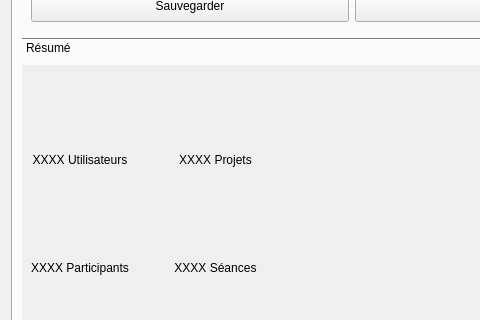
Old version of the form client/src/editors/SiteWidget.ui in the repository introlab/openteraplus; both pictures show x 0 to 480 and y 99 to 419 of the 704 by 574 pixel window.
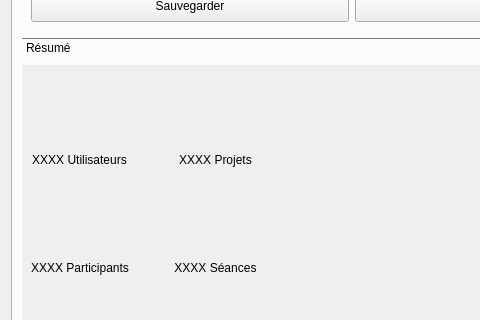
New version of the form. Icons and pictures are not drawn. Custom widgets are drawn as their Qt base class.

Commit message: Refs #1. Started ProjectWidget UI modifications.

The edit to the form file:
```diff
--- a/client/src/editors/SiteWidget.ui
+++ b/client/src/editors/SiteWidget.ui
@@ -295,7 +295,15 @@
            <verstretch>0</verstretch>
           </sizepolicy>
          </property>
-         <widget class="QWidget" name="grpSummaryPage1" native="true">
+         <widget class="QWidget" name="grpSummaryPage1">
+          <property name="geometry">
+           <rect>
+            <x>0</x>
+            <y>0</y>
+            <width>668</width>
+            <height>383</height>
+           </rect>
+          </property>
           <attribute name="label">
            <string>Résumé</string>
           </attribute>
@@ -308,7 +316,7 @@
              <property name="verticalSpacing">
               <number>15</number>
              </property>
-             <item row="1" column="0">
+             <item row="1" column="0" alignment="Qt::AlignHCenter">
               <widget class="QLabel" name="lblUsers">
                <property name="sizePolicy">
                 <sizepolicy hsizetype="Preferred" vsizetype="Maximum">
@@ -324,7 +332,7 @@
                </property>
               </widget>
              </item>
-             <item row="2" column="0">
+             <item row="2" column="0" alignment="Qt::AlignHCenter">
               <widget class="QLabel" name="icoParticipant">
                <property name="sizePolicy">
                 <sizepolicy hsizetype="Fixed" vsizetype="Fixed">
@@ -387,7 +395,7 @@
                </property>
               </widget>
              </item>
-             <item row="0" column="1">
+             <item row="0" column="1" alignment="Qt::AlignHCenter">
               <widget class="QLabel" name="icoProjects">
                <property name="sizePolicy">
                 <sizepolicy hsizetype="Fixed" vsizetype="Fixed">
@@ -434,7 +442,7 @@
                </property>
               </widget>
              </item>
-             <item row="2" column="1">
+             <item row="2" column="1" alignment="Qt::AlignHCenter">
               <widget class="QLabel" name="icoSessions">
                <property name="sizePolicy">
                 <sizepolicy hsizetype="Fixed" vsizetype="Fixed">
@@ -465,7 +473,7 @@
                </property>
               </widget>
              </item>
-             <item row="0" column="0">
+             <item row="0" column="0" alignment="Qt::AlignHCenter">
               <widget class="QLabel" name="icoUsers">
                <property name="sizePolicy">
                 <sizepolicy hsizetype="Fixed" vsizetype="Fixed">
```
Left out of the diff: 2 changed lines with no effect on the pictures. The commit also changes 7 other files.
